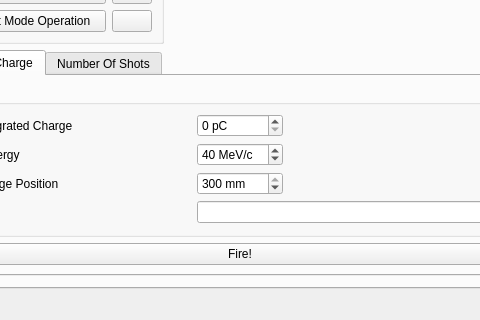
Old version of the form Apps/laserShooter/view.ui in the repository VELA-CLARA-software/Software; both pictures show x 96 to 576 and y 171 to 491 of the 672 by 491 pixel window.
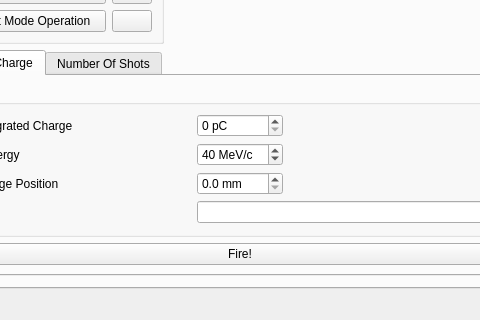
New version of the form. Icons and pictures are not drawn.

The edit to the form file:
```diff
--- a/Apps/laserShooter/view.ui
+++ b/Apps/laserShooter/view.ui
@@ -277,28 +277,6 @@
                  </property>
                 </widget>
                </item>
-               <item row="2" column="1">
-                <widget class="QSpinBox" name="qMotorPositionSpinBox">
-                 <property name="minimumSize">
-                  <size>
-                   <width>80</width>
-                   <height>0</height>
-                  </size>
-                 </property>
-                 <property name="suffix">
-                  <string> mm</string>
-                 </property>
-                 <property name="maximum">
-                  <number>300</number>
-                 </property>
-                 <property name="singleStep">
-                  <number>10</number>
-                 </property>
-                 <property name="value">
-                  <number>300</number>
-                 </property>
-                </widget>
-               </item>
                <item row="2" column="0">
                 <widget class="QLabel" name="label_3">
                  <property name="text">
@@ -345,6 +323,28 @@
                  </property>
                 </widget>
                </item>
+               <item row="2" column="1">
+                <widget class="QDoubleSpinBox" name="qMotorPositionDoubleSpinBox">
+                 <property name="minimumSize">
+                  <size>
+                   <width>80</width>
+                   <height>0</height>
+                  </size>
+                 </property>
+                 <property name="suffix">
+                  <string> mm</string>
+                 </property>
+                 <property name="decimals">
+                  <number>1</number>
+                 </property>
+                 <property name="maximum">
+                  <double>300.000000000000000</double>
+                 </property>
+                 <property name="singleStep">
+                  <double>10.000000000000000</double>
+                 </property>
+                </widget>
+               </item>
               </layout>
              </widget>
             </item>
```
Left out of the diff: 5 changed lines with no effect on the pictures.
